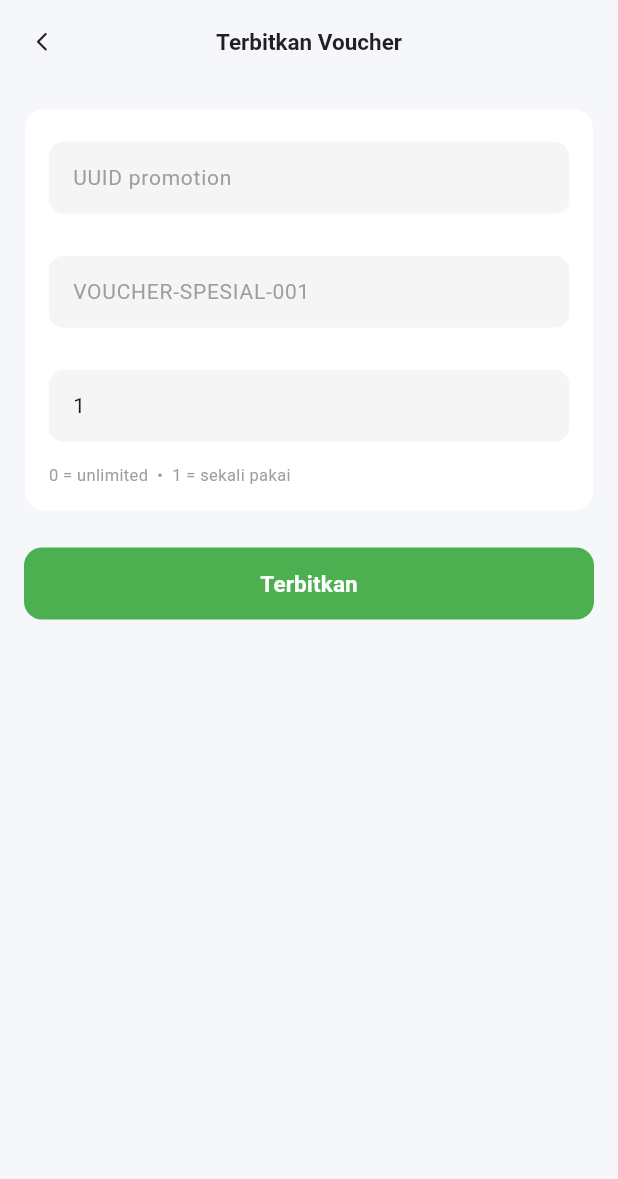
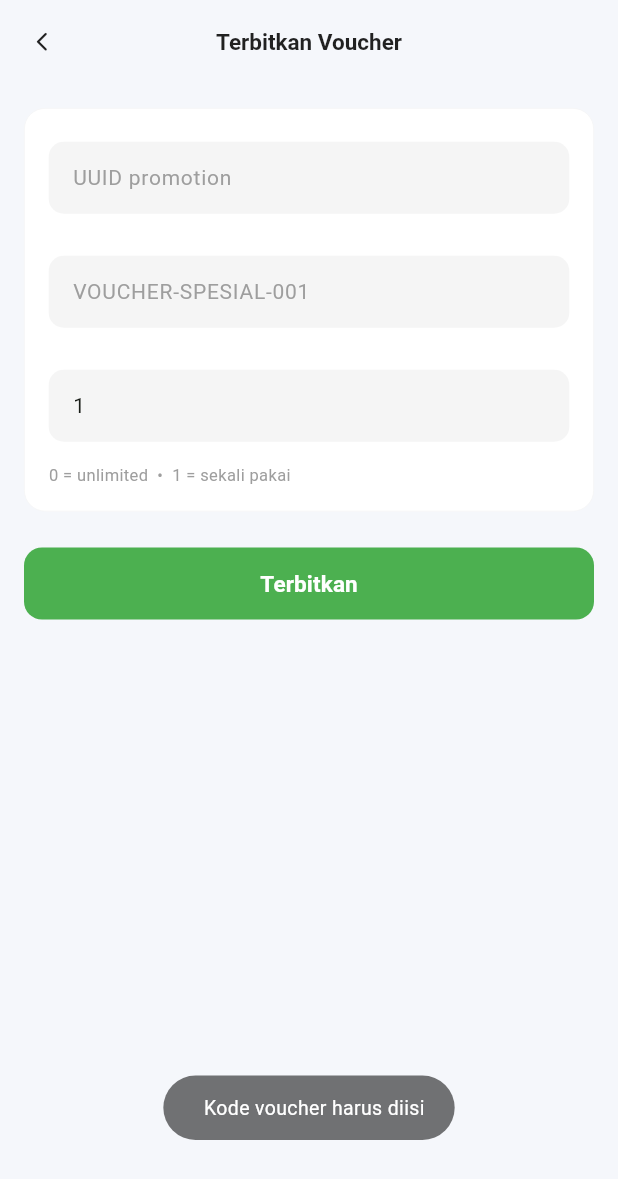
Before and after one commit to nathnia/senkuko-admin, a Flutter app: the VoucherFormPage screen opened by its route, after a tap on "Terbitkan", on a phone screen of 412 x 824 dp. Shown: the top 1179 px of the screen. Run offline on Flutter 3.47's test engine with Material 3 defaults, Android fonts, the phone set to English and light mode, and no system bars; our stand-ins replace fluttertoast, get, image_picker; accounts and stored records are empty; network calls fail.

Commit message:
add error handling

```diff
--- a/lib/features/promotions/voucher_form_page.dart
+++ b/lib/features/promotions/voucher_form_page.dart
@@ -4,9 +4,9 @@ import 'package:senkukoadmin/constant/app_back_button.dart';
 import 'package:senkukoadmin/constant/app_colors.dart';
 import 'package:senkukoadmin/constant/app_dropdown.dart';
 import 'package:senkukoadmin/constant/app_textfield.dart';
+import 'package:senkukoadmin/constant/app_toast.dart';
 import 'package:senkukoadmin/features/promotions/voucher_controller.dart';
 import 'package:senkukoadmin/features/promotions/voucher_model.dart';
-import 'package:senkukoadmin/routes/routes.dart';
 
 /// arguments:
 ///   null                          → create (standalone)
@@ -44,7 +44,10 @@ class VoucherFormPage extends StatelessWidget {
     });
 
     void submit() {
-      if (codeC.text.trim().isEmpty) return;
+      if (codeC.text.trim().isEmpty) {
+        AppToast.warning('Kode voucher harus diisi');
+        return;
+      }
 
       if (isEdit && editId != null) {
         controller
@@ -57,18 +60,7 @@ class VoucherFormPage extends StatelessWidget {
               if (success) Get.back();
             });
       } else {
-        if (promotionIdC.text.trim().isEmpty) return;
-        controller
-            .createVoucher({
-              'promotion_id': promotionIdC.text.trim(),
-              'code': codeC.text.trim().toUpperCase(),
-              'usage_limit': int.tryParse(usageLimitC.text) ?? 1,
-            })
-            .then((success) {
-              if (success) {
-                Get.until((route) => route.settings.name == AppRoutes.vouchers);
-              }
-            });
+        AppToast.info('Fitur terbitkan voucher sedang dalam pengembangan');
       }
     }
 
--- a/lib/features/transactions/transaction_detail_page.dart
+++ b/lib/features/transactions/transaction_detail_page.dart
@@ -89,7 +89,7 @@ class TransactionDetailPage extends StatelessWidget {
                             style: TextStyle(
                               fontSize: 11,
                               fontWeight: FontWeight.w500,
-                              color: Color(0xFF2DC98E),
+                              color: AppColors.primary,
                             ),
                           ),
                         ),
--- a/lib/features/transactions/transaction_model.dart
+++ b/lib/features/transactions/transaction_model.dart
@@ -1,5 +1,6 @@
 import 'dart:convert';
 import 'package:flutter/material.dart';
+import 'package:senkukoadmin/constant/app_colors.dart';
 import 'package:senkukoadmin/constant/currency_formatter.dart';
 
 TransactionModel transactionModelFromJson(String str) =>
@@ -41,14 +42,14 @@ class PaymentStyle {
     switch (method) {
       case 'cash':
         return const PaymentStyle(
-          color: Color(0xFF2DC98E),
+          color: AppColors.primary,
           background: Color(0xFFE8FAF3),
           icon: Icons.payments_outlined,
           label: 'Tunai',
         );
       case 'transfer':
         return const PaymentStyle(
-          color: Color(0xFF4F7EFF),
+          color: AppColors.secondary,
           background: Color(0xFFEEF3FF),
           icon: Icons.account_balance_outlined,
           label: 'Transfer',
--- a/lib/features/transactions/transaction_page.dart
+++ b/lib/features/transactions/transaction_page.dart
@@ -37,7 +37,7 @@ class TransactionPage extends StatelessWidget {
           child: Padding(
             padding: const EdgeInsets.fromLTRB(16, 0, 16, 10),
             child: AppSearchBar(
-              hintText: 'Cari invoice...',
+              hintText: 'Cari invoice atau nama pelanggan...',
               onChanged: controller.updateSearch,
             ),
           ),
```
Also changed, not shown: lib/features/admin/pages/dashboard_page.dart (+5 -2 lines), lib/features/customers/customer_card.dart (+10 -27 lines).
